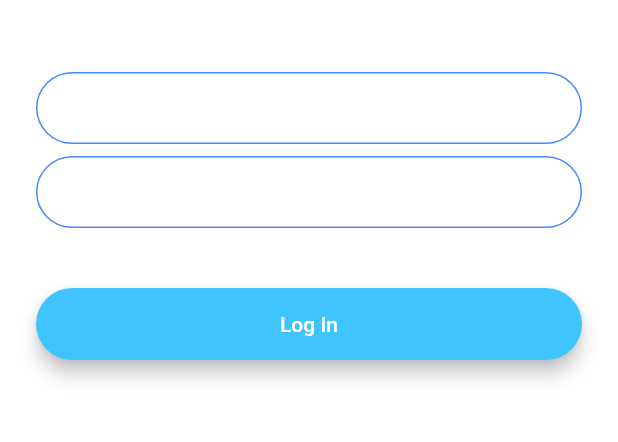
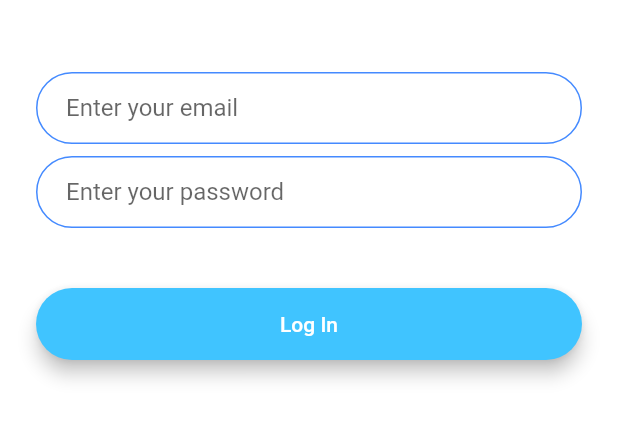
Before and after one commit to Sandra-chemist/flash_chat_app, a Flutter app: the screen it shows after launch, after a tap on "Log In", on a phone screen of 412 x 824 dp, the part 576-1018 px from its top. Run offline on Flutter 3.47's test engine with Material 2 defaults, Android fonts, the phone set to English and light mode, and no system bars; our stand-ins replace animated_text_kit.

Commit message:
code was refactored

```diff
--- a/lib/components/rounded_button.dart
+++ b/lib/components/rounded_button.dart
@@ -22,6 +22,7 @@ class RoundedButton extends StatelessWidget {
           height: 42.0,
           child: Text(
             title,
+            style: TextStyle(color: Colors.white),
           ),
         ),
       ),
--- a/lib/main.dart
+++ b/lib/main.dart
@@ -10,12 +10,6 @@ class FlashChat extends StatelessWidget {
   @override
   Widget build(BuildContext context) {
     return MaterialApp(
-      theme: ThemeData.dark().copyWith(
-        textTheme: const TextTheme(
-          bodySmall: TextStyle(color: Colors.black54),
-        ),
-      ),
-      home: WelcomeScreen(),
       initialRoute: WelcomeScreen.id,
       routes: {
         WelcomeScreen.id: (context) => WelcomeScreen(),
```
